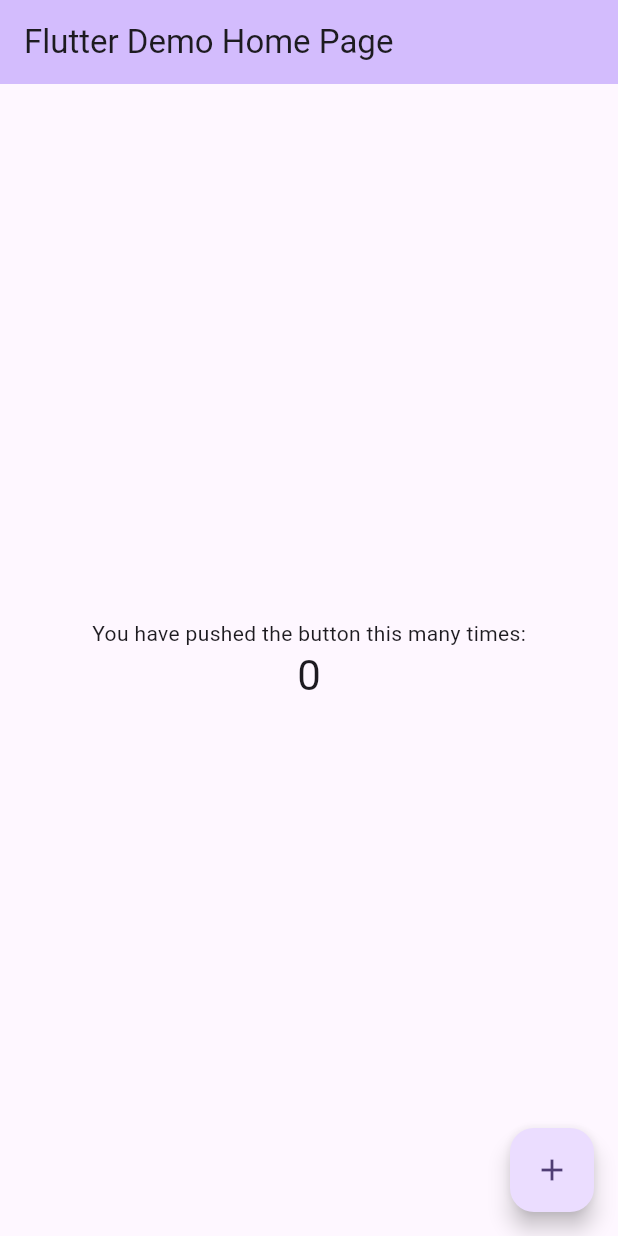
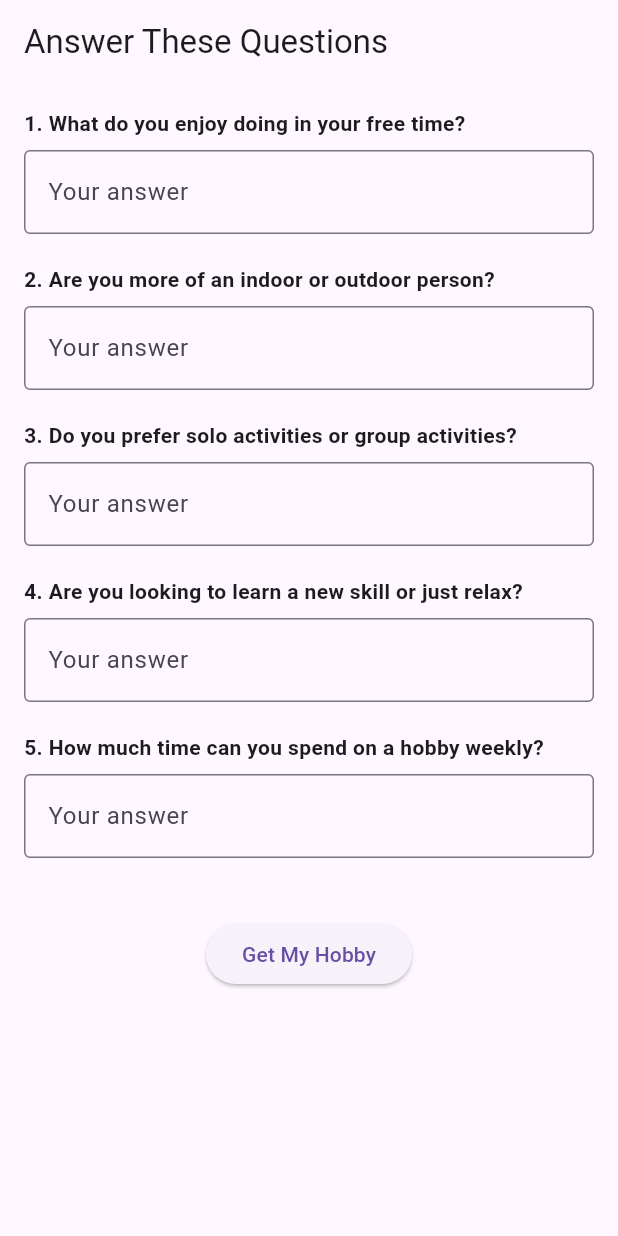
Before and after one commit to RohanXD/hobbyfinder, a Flutter app: the screen it shows after launch, on a phone screen of 412 x 824 dp. Run offline on Flutter 3.47's test engine with Material 3 defaults, Android fonts, the light colour scheme and no system bars; our stand-ins replace firebase_core, google_generative_ai; accounts and stored records are empty.

Commit message:
API integration done Two screens added:   1. question_screen.dart   2. result_screen.dart added Changes in Main.dart Firebase Integration

```diff
--- a/lib/main.dart
+++ b/lib/main.dart
@@ -1,4 +1,5 @@
 import 'package:flutter/material.dart';
+import 'package:hobbss/screens/question_screen.dart';
 
 void main() {
   runApp(const MyApp());
@@ -7,116 +8,12 @@ void main() {
 class MyApp extends StatelessWidget {
   const MyApp({super.key});
 
-  // This widget is the root of your application.
   @override
   Widget build(BuildContext context) {
     return MaterialApp(
-      title: 'Flutter Demo',
-      theme: ThemeData(
-        // This is the theme of your application.
-        //
-        // TRY THIS: Try running your application with "flutter run". You'll see
-        // the application has a purple toolbar. Then, without quitting the app,
-        // try changing the seedColor in the colorScheme below to Colors.green
-        // and then invoke "hot reload" (save your changes or press the "hot
-        // reload" button in a Flutter-supported IDE, or press "r" if you used
-        // the command line to start the app).
-        //
-        // Notice that the counter didn't reset back to zero; the application
-        // state is not lost during the reload. To reset the state, use hot
-        // restart instead.
-        //
-        // This works for code too, not just values: Most code changes can be
-        // tested with just a hot reload.
-        colorScheme: ColorScheme.fromSeed(seedColor: Colors.deepPurple),
-      ),
-      home: const MyHomePage(title: 'Flutter Demo Home Page'),
+      title: 'AI Hobby Recommender',
+      theme: ThemeData(primarySwatch: Colors.teal),
+      home: const QuestionScreen(),
     );
   }
 }
-
-class MyHomePage extends StatefulWidget {
-  const MyHomePage({super.key, required this.title});
-
-  // This widget is the home page of your application. It is stateful, meaning
-  // that it has a State object (defined below) that contains fields that affect
-  // how it looks.
-
-  // This class is the configuration for the state. It holds the values (in this
-  // case the title) provided by the parent (in this case the App widget) and
-  // used by the build method of the State. Fields in a Widget subclass are
-  // always marked "final".
-
-  final String title;
-
-  @override
-  State<MyHomePage> createState() => _MyHomePageState();
-}
-
-class _MyHomePageState extends State<MyHomePage> {
-  int _counter = 0;
-
-  void _incrementCounter() {
-    setState(() {
-      // This call to setState tells the Flutter framework that something has
-      // changed in this State, which causes it to rerun the build method below
-      // so that the display can reflect the updated values. If we changed
-      // _counter without calling setState(), then the build method would not be
-      // called again, and so nothing would appear to happen.
-      _counter++;
-    });
-  }
-
-  @override
-  Widget build(BuildContext context) {
-    // This method is rerun every time setState is called, for instance as done
-    // by the _incrementCounter method above.
-    //
-    // The Flutter framework has been optimized to make rerunning build methods
-    // fast, so that you can just rebuild anything that needs updating rather
-    // than having to individually change instances of widgets.
-    return Scaffold(
-      appBar: AppBar(
-        // TRY THIS: Try changing the color here to a specific color (to
-        // Colors.amber, perhaps?) and trigger a hot reload to see the AppBar
-        // change color while the other colors stay the same.
-        backgroundColor: Theme.of(context).colorScheme.inversePrimary,
-        // Here we take the value from the MyHomePage object that was created by
-        // the App.build method, and use it to set our appbar title.
-        title: Text(widget.title),
-      ),
-      body: Center(
-        // Center is a layout widget. It takes a single child and positions it
-        // in the middle of the parent.
-        child: Column(
-          // Column is also a layout widget. It takes a list of children and
-          // arranges them vertically. By default, it sizes itself to fit its
-          // children horizontally, and tries to be as tall as its parent.
-          //
-          // Column has various properties to control how it sizes itself and
-          // how it positions its children. Here we use mainAxisAlignment to
-          // center the children vertically; the main axis here is the vertical
-          // axis because Columns are vertical (the cross axis would be
-          // horizontal).
-          //
-          // TRY THIS: Invoke "debug painting" (choose the "Toggle Debug Paint"
-          // action in the IDE, or press "p" in the console), to see the
-          // wireframe for each widget.
-          mainAxisAlignment: MainAxisAlignment.center,
-          children: <Widget>[
-            const Text('You have pushed the button this many times:'),
-            Text(
-              '$_counter',
-              style: Theme.of(context).textTheme.headlineMedium,
-            ),
-          ],
-        ),
-      ),
-      floatingActionButton: FloatingActionButton(
-        onPressed: _incrementCounter,
-        tooltip: 'Increment',
-        child: const Icon(Icons.add),
-      ), // This trailing comma makes auto-formatting nicer for build methods.
-    );
-  }
-}
--- /dev/null
+++ b/lib/screens/question_screen.dart
@@ -0,0 +1,120 @@
+import 'package:flutter/material.dart';
+import 'package:google_generative_ai/google_generative_ai.dart';
+import 'result_screen.dart';
+
+class QuestionScreen extends StatefulWidget {
+  const QuestionScreen({super.key});
+
+  @override
+  State<QuestionScreen> createState() => _QuestionScreenState();
+}
+
+class _QuestionScreenState extends State<QuestionScreen> {
+  final List<String> questions = [
+    "1. What do you enjoy doing in your free time?",
+    "2. Are you more of an indoor or outdoor person?",
+    "3. Do you prefer solo activities or group activities?",
+    "4. Are you looking to learn a new skill or just relax?",
+    "5. How much time can you spend on a hobby weekly?",
+  ];
+
+  final List<TextEditingController> controllers = List.generate(
+    5,
+        (index) => TextEditingController(),
+  );
+
+  bool isLoading = false;
+
+  Future<void> _generateHobbies() async {
+    setState(() {
+      isLoading = true;
+    });
+
+    final answers = controllers.map((c) => c.text).join("\n");
+
+    final model = GenerativeModel(
+      model: 'gemini-pro',
+      apiKey: 'AIzaSyArIxzS-chqpUoV5qJHgu3v5bQNwj9RjBE', // 🔑 Replace with your key
+    );
+
+    try {
+      final prompt =
+          "Based on the following answers, suggest 3 hobbies:\n$answers";
+      final response = await model.generateContent([Content.text(prompt)]);
+
+      final hobbies = response.text ?? "No suggestions found.";
+
+      if (mounted) {
+        Navigator.push(
+          context,
+          MaterialPageRoute(
+            builder: (context) => ResultScreen(hobbies: hobbies),
+          ),
+        );
+      }
+    } catch (e) {
+      ScaffoldMessenger.of(context).showSnackBar(
+        SnackBar(content: Text("Error: ${e.toString()}")),
+      );
+    } finally {
+      setState(() {
+        isLoading = false;
+      });
+    }
+  }
+
+  @override
+  void dispose() {
+    for (final controller in controllers) {
+      controller.dispose();
+    }
+    super.dispose();
+  }
+
+  @override
+  Widget build(BuildContext context) {
+    return Scaffold(
+      appBar: AppBar(title: const Text("Answer These Questions")),
+      body: Padding(
+        padding: const EdgeInsets.all(16),
+        child: ListView.builder(
+          itemCount: questions.length + 1,
+          itemBuilder: (context, index) {
+            if (index == questions.length) {
+              return Column(
+                children: [
+                  const SizedBox(height: 20),
+                  ElevatedButton(
+                    onPressed: isLoading ? null : _generateHobbies,
+                    child: isLoading
+                        ? const CircularProgressIndicator()
+                        : const Text("Get My Hobby"),
+                  ),
+                ],
+              );
+            }
+
+            return Column(
+              crossAxisAlignment: CrossAxisAlignment.start,
+              children: [
+                Text(
+                  questions[index],
+                  style: const TextStyle(fontWeight: FontWeight.bold),
+                ),
+                const SizedBox(height: 8),
+                TextField(
+                  controller: controllers[index],
+                  decoration: const InputDecoration(
+                    border: OutlineInputBorder(),
+                    hintText: "Your answer",
+                  ),
+                ),
+                const SizedBox(height: 20),
+              ],
+            );
+          },
+        ),
+      ),
+    );
+  }
+}
```
Also changed, not shown: lib/screens/result_screen.dart (added, +21 -0 lines).
